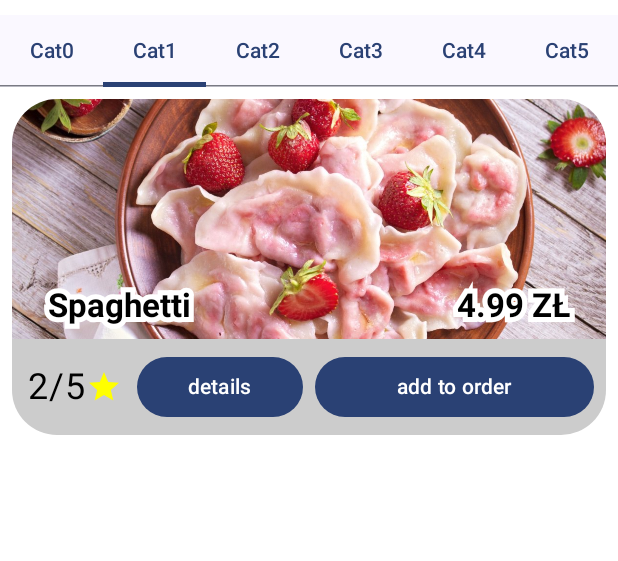
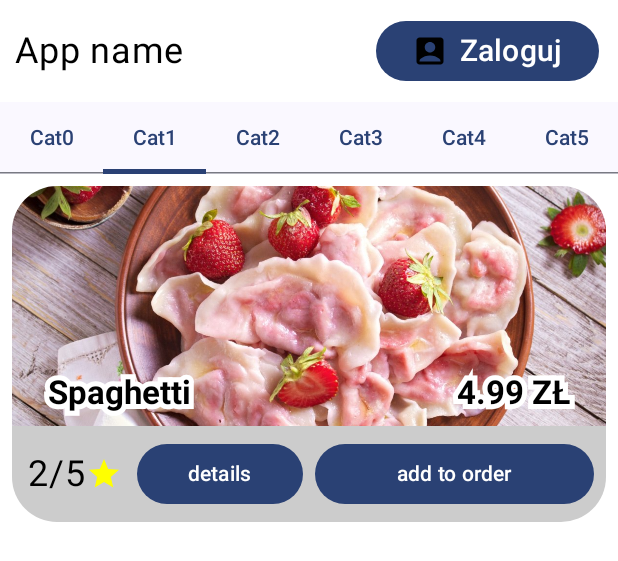
Before and after one commit to JakubWieclaw/restaurant_management_app, an Android app built with Jetpack Compose: the @Preview function MealListPreview, on a phone screen of 412 x 824 dp. Shown: the top 561 px of the screen. Run offline under Robolectric (Android 15) with nearby library versions, the phone set to English and light mode, and no system bars.

Commit message:
Server connection init, add login and register api elements

```diff
--- a/app/build.gradle.kts
+++ b/app/build.gradle.kts
@@ -50,7 +50,9 @@ android {
 }
 
 dependencies {
-
+    implementation(libs.coil.compose)
+    implementation(libs.retrofit)
+    implementation(libs.converter.gson)
     implementation(libs.androidx.core.ktx)
     implementation(libs.androidx.lifecycle.runtime.ktx)
     implementation(libs.androidx.activity.compose)
--- a/app/src/main/AndroidManifest.xml
+++ b/app/src/main/AndroidManifest.xml
@@ -1,8 +1,10 @@
 <?xml version="1.0" encoding="utf-8"?>
 <manifest xmlns:android="http://schemas.android.com/apk/res/android"
     xmlns:tools="http://schemas.android.com/tools">
-
+    <uses-permission android:name="android.permission.INTERNET" />
     <application
+        android:networkSecurityConfig="@xml/network_security_config"
+        android:usesCleartextTraffic="true"
         android:allowBackup="true"
         android:dataExtractionRules="@xml/data_extraction_rules"
         android:fullBackupContent="@xml/backup_rules"
@@ -13,7 +15,7 @@
         android:theme="@style/Theme.RestaurantManagementApp"
         tools:targetApi="31">
         <activity
-            android:name=".MainScreen.MainActivity"
+            android:name=".LoginScreen.MainActivity"
             android:exported="true"
             android:label="@string/app_name"
             android:theme="@style/Theme.RestaurantManagementApp">
--- a/app/src/main/java/com/example/restaurantmanagementapp/MealScreen/MealList.kt
+++ b/app/src/main/java/com/example/restaurantmanagementapp/MealScreen/MealList.kt
@@ -22,12 +22,14 @@ import androidx.compose.foundation.pager.PagerState
 import androidx.compose.foundation.pager.rememberPagerState
 import androidx.compose.foundation.shape.RoundedCornerShape
 import androidx.compose.material.icons.Icons
+import androidx.compose.material.icons.filled.AccountBox
 import androidx.compose.material.icons.filled.Star
 import androidx.compose.material3.Button
 import androidx.compose.material3.Icon
 import androidx.compose.material3.LocalContentColor
 import androidx.compose.material3.LocalTextStyle
 import androidx.compose.material3.MaterialTheme
+import androidx.compose.material3.ScrollableTabRow
 import androidx.compose.material3.Tab
 import androidx.compose.material3.TabPosition
 import androidx.compose.material3.TabRow
@@ -108,7 +110,34 @@ fun MealList(meals: List<Meal>, categories: List<String>) {
         pageCount = { categories.size })
     val coroutineScope = rememberCoroutineScope()
 
+
     Column() {
+        Row( modifier= Modifier.fillMaxWidth(1f).padding(top=10.dp)
+        ){
+            Text(text="App name",fontSize = 24.sp, modifier = Modifier
+                    .padding(start = 10.dp)
+                    .align(Alignment.CenterVertically)
+                    .weight(0.60f))
+            Row(
+                horizontalArrangement = Arrangement.Center, modifier = Modifier
+                    .padding(end = 10.dp)
+                    .align(Alignment.CenterVertically)
+                    .weight(0.40f)
+            ) {
+                Button(onClick = {}){
+                    Icon(
+                        imageVector = Icons.Default.AccountBox,
+                        contentDescription = null,
+                        modifier = Modifier
+                            .padding(end=8.dp)
+                            .size(24.dp)
+                            .align(Alignment.CenterVertically),
+                        tint = Color.Black
+                    )
+                    Text("Zaloguj", fontSize = 20.sp)
+                }
+            }
+        }
         TabRow(
             selectedTabIndex = pagerState.currentPage,
             modifier = Modifier.padding(top = 10.dp)
@@ -119,8 +148,10 @@ fun MealList(meals: List<Meal>, categories: List<String>) {
                 }, text = { Text(text = name) })
             }
         }
+
         HorizontalPager(state = pagerState ,modifier = Modifier.fillMaxSize()) { index ->
             LazyColumn(modifier=Modifier.fillMaxSize()) {
+
                 items(meals.filter{it.categoryID==index}) { meal ->
                     MealCard(meal = meal, modifier = Modifier)
                 }
@@ -252,6 +283,11 @@ fun MealCard(meal: Meal, modifier: Modifier) {
     }
 }
 
+fun loginAction(): String{
+
+    return "sukces"
+}
+
 @Composable
 fun OutlinedText(
     text: String,
--- /dev/null
+++ b/app/src/main/java/com/example/restaurantmanagementapp/apithings/LoginRequest.kt
@@ -0,0 +1,6 @@
+package com.example.restaurantmanagementapp.apithings
+
+data class LoginRequest(
+    val email: String,
+    val password: String
+)
--- /dev/null
+++ b/app/src/main/res/xml/network_security_config.xml
@@ -0,0 +1,6 @@
+<?xml version="1.0" encoding="utf-8"?>
+<network-security-config>
+    <domain-config cleartextTrafficPermitted="true">
+        <domain includeSubdomains="true">10.0.2.2</domain>
+    </domain-config>
+</network-security-config>
--- a/gradle/libs.versions.toml
+++ b/gradle/libs.versions.toml
@@ -1,5 +1,7 @@
 [versions]
 agp = "8.3.1"
+coilCompose = "2.7.0"
+converterGson = "2.9.0"
 kotlin = "1.9.0"
 coreKtx = "1.13.1"
 junit = "4.13.2"
@@ -8,9 +10,12 @@ espressoCore = "3.6.1"
 lifecycleRuntimeKtx = "2.8.3"
 activityCompose = "1.9.0"
 composeBom = "2023.08.00"
+retrofit = "2.9.0"
 
 [libraries]
 androidx-core-ktx = { group = "androidx.core", name = "core-ktx", version.ref = "coreKtx" }
+coil-compose = { module = "io.coil-kt:coil-compose", version.ref = "coilCompose" }
+converter-gson = { module = "com.squareup.retrofit2:converter-gson", version.ref = "converterGson" }
 junit = { group = "junit", name = "junit", version.ref = "junit" }
 androidx-junit = { group = "androidx.test.ext", name = "junit", version.ref = "junitVersion" }
 androidx-espresso-core = { group = "androidx.test.espresso", name = "espresso-core", version.ref = "espressoCore" }
@@ -24,6 +29,7 @@ androidx-ui-tooling-preview = { group = "androidx.compose.ui", name = "ui-toolin
 androidx-ui-test-manifest = { group = "androidx.compose.ui", name = "ui-test-manifest" }
 androidx-ui-test-junit4 = { group = "androidx.compose.ui", name = "ui-test-junit4" }
 androidx-material3 = { group = "androidx.compose.material3", name = "material3" }
+retrofit = { module = "com.squareup.retrofit2:retrofit", version.ref = "retrofit" }
 
 [plugins]
 androidApplication = { id = "com.android.application", version.ref = "agp" }
```
Also changed, not shown: app/src/main/java/com/example/restaurantmanagementapp/LoginScreen/MainLoginScreen.kt (renamed from app/src/main/java/com/example/restaurantmanagementapp/MainScreen/MainActivity.kt, +38 -25 lines), app/src/main/java/com/example/restaurantmanagementapp/RestaurantInfoScreen/RestaurantInfo.kt (added, +104 -0 lines), app/src/main/java/com/example/restaurantmanagementapp/apithings/ApiService.kt (added, +11 -0 lines), app/src/main/java/com/example/restaurantmanagementapp/apithings/CallbackHandler.kt (added, +33 -0 lines), app/src/main/java/com/example/restaurantmanagementapp/apithings/RegisterRequest.kt (added, +10 -0 lines), app/src/main/java/com/example/restaurantmanagementapp/apithings/RetrofitInstance.kt (added, +16 -0 lines).
